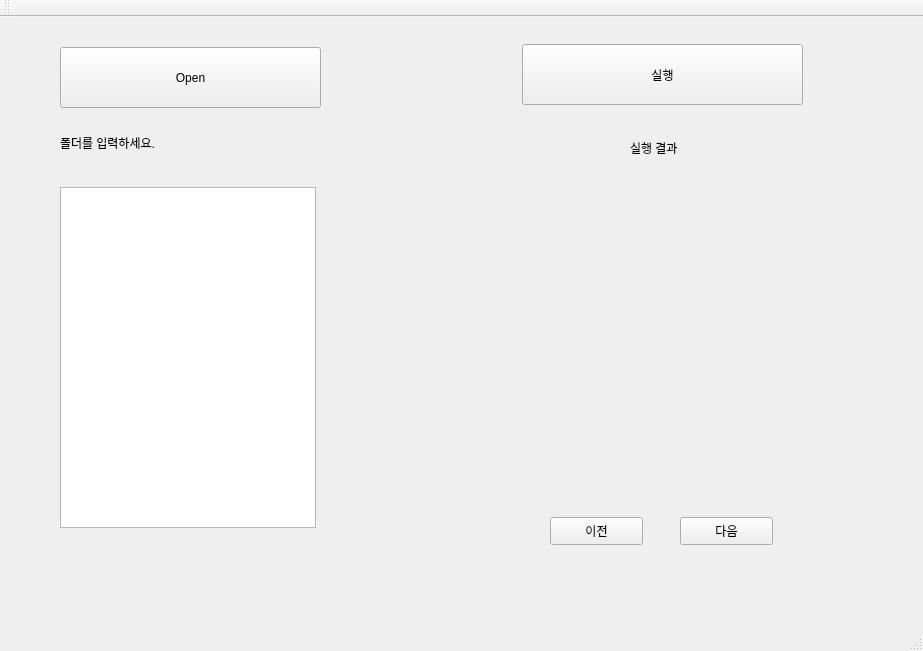
Old version of the form good/good.ui in the repository RabbitG29/Face_Detection_QT.
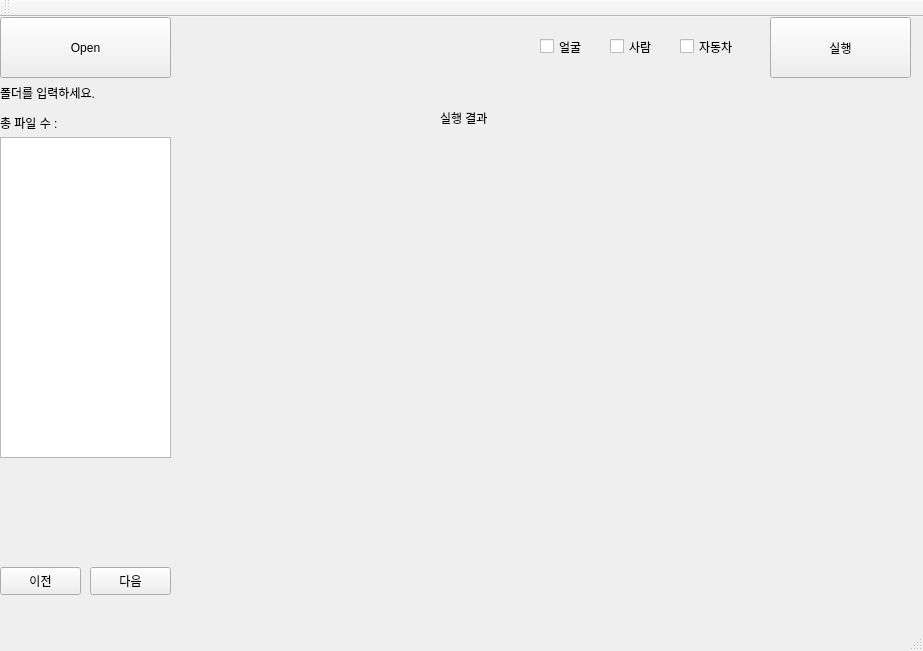
New version of the form.

The edit to the form file:
```diff
--- a/good/good.ui
+++ b/good/good.ui
@@ -17,9 +17,9 @@
    <widget class="QPushButton" name="openButton">
     <property name="geometry">
      <rect>
-      <x>60</x>
-      <y>30</y>
-      <width>261</width>
+      <x>0</x>
+      <y>0</y>
+      <width>171</width>
       <height>61</height>
      </rect>
     </property>
@@ -30,9 +30,9 @@
    <widget class="QLabel" name="labelPath">
     <property name="geometry">
      <rect>
-      <x>60</x>
-      <y>110</y>
-      <width>261</width>
+      <x>0</x>
+      <y>60</y>
+      <width>171</width>
       <height>31</height>
      </rect>
     </property>
@@ -43,18 +43,18 @@
    <widget class="QListWidget" name="imageList">
     <property name="geometry">
      <rect>
-      <x>60</x>
-      <y>170</y>
-      <width>256</width>
-      <height>341</height>
+      <x>0</x>
+      <y>120</y>
+      <width>171</width>
+      <height>321</height>
      </rect>
     </property>
    </widget>
    <widget class="QLabel" name="label">
     <property name="geometry">
      <rect>
-      <x>630</x>
-      <y>100</y>
+      <x>440</x>
+      <y>70</y>
       <width>161</width>
       <height>61</height>
      </rect>
@@ -66,9 +66,9 @@
    <widget class="QPushButton" name="processButton">
     <property name="geometry">
      <rect>
-      <x>522</x>
-      <y>27</y>
-      <width>281</width>
+      <x>770</x>
+      <y>0</y>
+      <width>141</width>
       <height>61</height>
      </rect>
     </property>
@@ -76,19 +76,19 @@
      <string>실행</string>
     </property>
    </widget>
-   <widget class="QLabel" name="labelImage">
+   <widget class="QLabel" name="image_result">
     <property name="geometry">
      <rect>
-      <x>530</x>
-      <y>170</y>
-      <width>261</width>
+      <x>280</x>
+      <y>120</y>
+      <width>361</width>
       <height>311</height>
      </rect>
     </property>
     <property name="maximumSize">
      <size>
-      <width>261</width>
-      <height>311</height>
+      <width>480</width>
+      <height>360</height>
      </size>
     </property>
     <property name="text">
@@ -98,9 +98,9 @@
    <widget class="QPushButton" name="prevButton">
     <property name="geometry">
      <rect>
-      <x>550</x>
-      <y>500</y>
-      <width>93</width>
+      <x>0</x>
+      <y>550</y>
+      <width>81</width>
       <height>28</height>
      </rect>
     </property>
@@ -111,9 +111,9 @@
    <widget class="QPushButton" name="nextButton">
     <property name="geometry">
      <rect>
-      <x>680</x>
-      <y>500</y>
-      <width>93</width>
+      <x>90</x>
+      <y>550</y>
+      <width>81</width>
       <height>28</height>
      </rect>
     </property>
@@ -121,6 +121,90 @@
      <string>다음</string>
     </property>
    </widget>
+   <widget class="QLabel" name="labelPath_2">
+    <property name="geometry">
+     <rect>
+      <x>0</x>
+      <y>90</y>
+      <width>81</width>
+      <height>31</height>
+     </rect>
+    </property>
+    <property name="text">
+     <string>총 파일 수 : </string>
+    </property>
+   </widget>
+   <widget class="QLabel" name="label_fileSize">
+    <property name="geometry">
+     <rect>
+      <x>80</x>
+      <y>90</y>
+      <width>91</width>
+      <height>31</height>
+     </rect>
+    </property>
+    <property name="text">
+     <string/>
+    </property>
+   </widget>
+   <widget class="QCheckBox" name="checkBox_car">
+    <property name="geometry">
+     <rect>
+      <x>680</x>
+      <y>20</y>
+      <width>61</width>
+      <height>19</height>
+     </rect>
+    </property>
+    <property name="text">
+     <string>자동차</string>
+    </property>
+   </widget>
+   <widget class="QCheckBox" name="checkBox_man">
+    <property name="geometry">
+     <rect>
+      <x>610</x>
+      <y>20</y>
+      <width>51</width>
+      <height>19</height>
+     </rect>
+    </property>
+    <property name="text">
+     <string>사람</string>
+    </property>
+   </widget>
+   <widget class="QCheckBox" name="checkBox_face">
+    <property name="geometry">
+     <rect>
+      <x>540</x>
+      <y>20</y>
+      <width>51</width>
+      <height>19</height>
+     </rect>
+    </property>
+    <property name="text">
+     <string>얼굴</string>
+    </property>
+   </widget>
+   <widget class="QLabel" name="labelImage">
+    <property name="geometry">
+     <rect>
+      <x>0</x>
+      <y>460</y>
+      <width>170</width>
+      <height>80</height>
+     </rect>
+    </property>
+    <property name="maximumSize">
+     <size>
+      <width>170</width>
+      <height>80</height>
+     </size>
+    </property>
+    <property name="text">
+     <string/>
+    </property>
+   </widget>
   </widget>
   <widget class="QMenuBar" name="menuBar">
    <property name="geometry">
```
Left out of the diff: 17 changed lines with no effect on the pictures.
